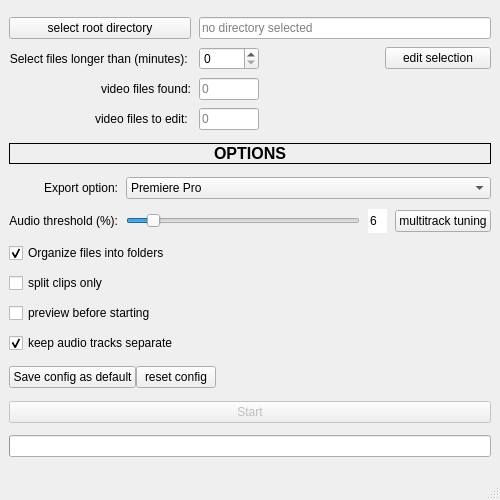
Before: the Qt Designer form UI/batchEditor.ui in fdllrs/batchEditor, drawn with Qt 5.
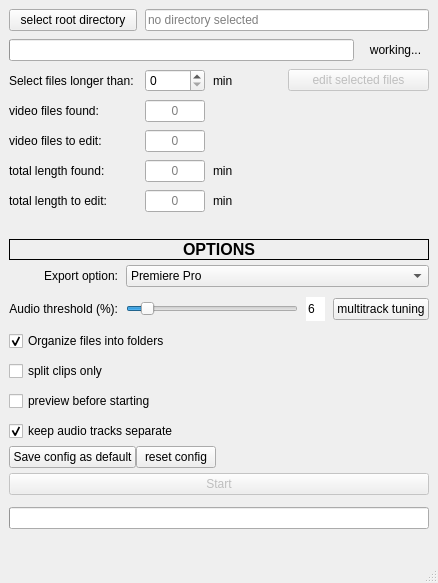
After: the same form once the commit is applied.

Commit message: length info labels working

Patch:
```diff
--- a/UI/batchEditor.ui
+++ b/UI/batchEditor.ui
@@ -6,8 +6,8 @@
    <rect>
     <x>0</x>
     <y>0</y>
-    <width>500</width>
-    <height>500</height>
+    <width>438</width>
+    <height>583</height>
    </rect>
   </property>
   <property name="windowTitle">
@@ -27,7 +27,7 @@
     <property name="verticalSpacing">
      <number>5</number>
     </property>
-    <item row="1" column="0">
+    <item row="2" column="0">
      <widget class="QLabel" name="optionsLabel">
       <property name="enabled">
        <bool>true</bool>
@@ -61,7 +61,23 @@
       </property>
      </widget>
     </item>
-    <item row="2" column="0">
+    <item row="1" column="0">
+     <spacer name="verticalSpacer">
+      <property name="orientation">
+       <enum>Qt::Orientation::Vertical</enum>
+      </property>
+      <property name="sizeType">
+       <enum>QSizePolicy::Policy::Maximum</enum>
+      </property>
+      <property name="sizeHint" stdset="0">
+       <size>
+        <width>20</width>
+        <height>40</height>
+       </size>
+      </property>
+     </spacer>
+    </item>
+    <item row="3" column="0">
      <layout class="QGridLayout" name="optionsGrid" columnstretch="0,0,0,0,0">
       <property name="horizontalSpacing">
        <number>8</number>
@@ -69,36 +85,6 @@
       <property name="verticalSpacing">
        <number>10</number>
       </property>
-      <item row="1" column="0">
-       <widget class="QLabel" name="exportForLabel">
-        <property name="text">
-         <string>Export option:</string>
-        </property>
-        <property name="alignment">
-         <set>Qt::AlignmentFlag::AlignRight|Qt::AlignmentFlag::AlignTrailing|Qt::AlignmentFlag::AlignVCenter</set>
-        </property>
-       </widget>
-      </item>
-      <item row="2" column="4">
-       <widget class="QPushButton" name="multitrackTuning">
-        <property name="sizePolicy">
-         <sizepolicy hsizetype="Minimum" vsizetype="Maximum">
-          <horstretch>0</horstretch>
-          <verstretch>0</verstretch>
-         </sizepolicy>
-        </property>
-        <property name="text">
-         <string>multitrack tuning</string>
-        </property>
-       </widget>
-      </item>
-      <item row="5" column="0" colspan="5">
-       <widget class="QCheckBox" name="preview">
-        <property name="text">
-         <string>preview before starting</string>
-        </property>
-       </widget>
-      </item>
       <item row="3" column="0" colspan="5">
        <widget class="QCheckBox" name="organizeIntoFolders">
         <property name="text">
@@ -112,44 +98,65 @@
         </property>
        </widget>
       </item>
-      <item row="1" column="1" colspan="4">
-       <widget class="QComboBox" name="exportSelector">
-        <item>
-         <property name="text">
-          <string>Premiere Pro</string>
-         </property>
-        </item>
-        <item>
-         <property name="text">
-          <string>Da Vinci Resolve</string>
-         </property>
-        </item>
-        <item>
-         <property name="text">
-          <string>Final Cut Pro</string>
-         </property>
-        </item>
-        <item>
-         <property name="text">
-          <string>ShotCut</string>
-         </property>
-        </item>
-        <item>
-         <property name="text">
-          <string>Kdenlive</string>
-         </property>
-        </item>
-        <item>
-         <property name="text">
-          <string>clip seuqence</string>
-         </property>
-        </item>
+      <item row="2" column="1" colspan="2">
+       <widget class="QSlider" name="audiothresholdSlider">
+        <property name="sizePolicy">
+         <sizepolicy hsizetype="Expanding" vsizetype="Fixed">
+          <horstretch>9</horstretch>
+          <verstretch>0</verstretch>
+         </sizepolicy>
+        </property>
+        <property name="mouseTracking">
+         <bool>false</bool>
+        </property>
+        <property name="tabletTracking">
+         <bool>false</bool>
+        </property>
+        <property name="contextMenuPolicy">
+         <enum>Qt::ContextMenuPolicy::DefaultContextMenu</enum>
+        </property>
+        <property name="acceptDrops">
+         <bool>false</bool>
+        </property>
+        <property name="autoFillBackground">
+         <bool>true</bool>
+        </property>
+        <property name="minimum">
+         <number>1</number>
+        </property>
+        <property name="maximum">
+         <number>100</number>
+        </property>
+        <property name="value">
+         <number>10</number>
+        </property>
+        <property name="sliderPosition">
+         <number>10</number>
+        </property>
+        <property name="orientation">
+         <enum>Qt::Orientation::Horizontal</enum>
+        </property>
+        <property name="invertedAppearance">
+         <bool>false</bool>
+        </property>
+        <property name="invertedControls">
+         <bool>false</bool>
+        </property>
+        <property name="tickPosition">
+         <enum>QSlider::TickPosition::NoTicks</enum>
+        </property>
+        <property name="tickInterval">
+         <number>10</number>
+        </property>
        </widget>
       </item>
-      <item row="4" column="0" colspan="5">
-       <widget class="QCheckBox" name="splitOnly">
+      <item row="1" column="0">
+       <widget class="QLabel" name="exportForLabel">
         <property name="text">
-         <string>split clips only</string>
+         <string>Export option:</string>
+        </property>
+        <property name="alignment">
+         <set>Qt::AlignmentFlag::AlignRight|Qt::AlignmentFlag::AlignTrailing|Qt::AlignmentFlag::AlignVCenter</set>
         </property>
        </widget>
       </item>
@@ -163,13 +170,10 @@
         </property>
        </widget>
       </item>
-      <item row="2" column="0">
-       <widget class="QLabel" name="audioThresholdLabel">
+      <item row="4" column="0" colspan="5">
+       <widget class="QCheckBox" name="splitOnly">
         <property name="text">
-         <string>Audio threshold (%):</string>
-        </property>
-        <property name="alignment">
-         <set>Qt::AlignmentFlag::AlignRight|Qt::AlignmentFlag::AlignTrailing|Qt::AlignmentFlag::AlignVCenter</set>
+         <string>split clips only</string>
         </property>
        </widget>
       </item>
@@ -225,91 +229,73 @@
         </property>
        </widget>
       </item>
-      <item row="2" column="1" colspan="2">
-       <widget class="QSlider" name="audiothresholdSlider">
+      <item row="1" column="1" colspan="4">
+       <widget class="QComboBox" name="exportSelector">
+        <item>
+         <property name="text">
+          <string>Premiere Pro</string>
+         </property>
+        </item>
+        <item>
+         <property name="text">
+          <string>Da Vinci Resolve</string>
+         </property>
+        </item>
+        <item>
+         <property name="text">
+          <string>Final Cut Pro</string>
+         </property>
+        </item>
+        <item>
+         <property name="text">
+          <string>ShotCut</string>
+         </property>
+        </item>
+        <item>
+         <property name="text">
+          <string>Kdenlive</string>
+         </property>
+        </item>
+        <item>
+         <property name="text">
+          <string>clip seuqence</string>
+         </property>
+        </item>
+       </widget>
+      </item>
+      <item row="5" column="0" colspan="5">
+       <widget class="QCheckBox" name="preview">
+        <property name="text">
+         <string>preview before starting</string>
+        </property>
+       </widget>
+      </item>
+      <item row="2" column="4">
+       <widget class="QPushButton" name="multitrackTuning">
         <property name="sizePolicy">
-         <sizepolicy hsizetype="Expanding" vsizetype="Fixed">
-          <horstretch>9</horstretch>
+         <sizepolicy hsizetype="Minimum" vsizetype="Maximum">
+          <horstretch>0</horstretch>
           <verstretch>0</verstretch>
          </sizepolicy>
         </property>
-        <property name="mouseTracking">
-         <bool>false</bool>
+        <property name="text">
+         <string>multitrack tuning</string>
         </property>
-        <property name="tabletTracking">
-         <bool>false</bool>
+       </widget>
+      </item>
+      <item row="2" column="0">
+       <widget class="QLabel" name="audioThresholdLabel">
+        <property name="text">
+         <string>Audio threshold (%):</string>
         </property>
-        <property name="contextMenuPolicy">
-         <enum>Qt::ContextMenuPolicy::DefaultContextMenu</enum>
-        </property>
-        <property name="acceptDrops">
-         <bool>false</bool>
-        </property>
-        <property name="autoFillBackground">
-         <bool>true</bool>
-        </property>
-        <property name="minimum">
-         <number>1</number>
-        </property>
-        <property name="maximum">
-         <number>100</number>
-        </property>
-        <property name="value">
-         <number>10</number>
-        </property>
-        <property name="sliderPosition">
-         <number>10</number>
-        </property>
-        <property name="orientation">
-         <enum>Qt::Orientation::Horizontal</enum>
-        </property>
-        <property name="invertedAppearance">
-         <bool>false</bool>
-        </property>
-        <property name="invertedControls">
-         <bool>false</bool>
-        </property>
-        <property name="tickPosition">
-         <enum>QSlider::TickPosition::NoTicks</enum>
-        </property>
-        <property name="tickInterval">
-         <number>10</number>
+        <property name="alignment">
+         <set>Qt::AlignmentFlag::AlignRight|Qt::AlignmentFlag::AlignTrailing|Qt::AlignmentFlag::AlignVCenter</set>
         </property>
        </widget>
       </item>
      </layout>
     </item>
     <item row="4" column="0">
-     <layout class="QVBoxLayout" name="StartGrid">
-      <property name="spacing">
-       <number>12</number>
-      </property>
-      <item>
-       <widget class="QPushButton" name="startButton">
-        <property name="enabled">
-         <bool>false</bool>
-        </property>
-        <property name="text">
-         <string>Start</string>
-        </property>
-       </widget>
-      </item>
-      <item>
-       <widget class="QProgressBar" name="progressBar">
-        <property name="acceptDrops">
-         <bool>false</bool>
-        </property>
-        <property name="value">
-         <number>0</number>
-        </property>
-        <property name="textVisible">
-         <bool>false</bool>
-        </property>
-       </widget>
-      </item>
-     </layout>
-    </item>
-    <item row="3" column="0">
      <layout class="QHBoxLayout" name="editConfigLayout">
       <property name="sizeConstraint">
        <enum>QLayout::SizeConstraint::SetFixedSize</enum>
@@ -355,70 +341,117 @@
       </item>
      </layout>
     </item>
+    <item row="5" column="0">
+     <layout class="QVBoxLayout" name="StartGrid">
+      <property name="spacing">
+       <number>12</number>
+      </property>
+      <item>
+       <widget class="QPushButton" name="startButton">
+        <property name="enabled">
+         <bool>false</bool>
+        </property>
+        <property name="text">
+         <string>Start</string>
+        </property>
+       </widget>
+      </item>
+      <item>
+       <widget class="QProgressBar" name="progressBar">
+        <property name="acceptDrops">
+         <bool>false</bool>
+        </property>
+        <property name="value">
+         <number>0</number>
+        </property>
+        <property name="textVisible">
+         <bool>false</bool>
+        </property>
+       </widget>
+      </item>
+      <item>
+       <spacer name="verticalSpacer_2">
+        <property name="orientation">
+         <enum>Qt::Orientation::Vertical</enum>
+        </property>
+        <property name="sizeHint" stdset="0">
+         <size>
+          <width>20</width>
+          <height>40</height>
+         </size>
+        </property>
+       </spacer>
+      </item>
+     </layout>
+    </item>
     <item row="0" column="0">
-     <layout class="QGridLayout" name="SelectionGrid" columnstretch="2,0,0,0">
+     <layout class="QGridLayout" name="SelectionGrid" rowstretch="0,0,0,0,0,0,0" columnstretch="1,2,0,0,0" columnminimumwidth="0,1,0,0,0">
       <property name="spacing">
        <number>8</number>
       </property>
-      <item row="2" column="1">
-       <widget class="QSpinBox" name="minLengthSpinbox">
+      <item row="2" column="2">
+       <widget class="QLabel" name="minLabel_3">
+        <property name="text">
+         <string>min</string>
+        </property>
+        <property name="alignment">
+         <set>Qt::AlignmentFlag::AlignLeading|Qt::AlignmentFlag::AlignLeft|Qt::AlignmentFlag::AlignVCenter</set>
+        </property>
+       </widget>
+      </item>
+      <item row="5" column="1">
+       <widget class="QLineEdit" name="totalLengthFoundSpinbox">
         <property name="maximumSize">
          <size>
           <width>60</width>
           <height>16777215</height>
          </size>
         </property>
+        <property name="alignment">
+         <set>Qt::AlignmentFlag::AlignCenter</set>
+        </property>
+        <property name="readOnly">
+         <bool>true</bool>
+        </property>
+        <property name="placeholderText">
+         <string>0</string>
+        </property>
        </widget>
       </item>
-      <item row="2" column="0">
-       <widget class="QLabel" name="filesLongerThanLabel">
-        <property name="sizePolicy">
-         <sizepolicy hsizetype="Fixed" vsizetype="Preferred">
-          <horstretch>0</horstretch>
-          <verstretch>0</verstretch>
-         </sizepolicy>
+      <item row="5" column="0">
+       <widget class="QLabel" name="totalLengthFoundLabel">
+        <property name="text">
+         <string>total length found: </string>
         </property>
+        <property name="alignment">
+         <set>Qt::AlignmentFlag::AlignLeading|Qt::AlignmentFlag::AlignLeft|Qt::AlignmentFlag::AlignVCenter</set>
+        </property>
+       </widget>
+      </item>
+      <item row="4" column="0">
+       <widget class="QLabel" name="videoFilesToEditLabel">
         <property name="text">
-         <string>Select files longer than (minutes): </string>
+         <string>video files to edit: </string>
         </property>
         <property name="alignment">
-         <set>Qt::AlignmentFlag::AlignRight|Qt::AlignmentFlag::AlignTrailing|Qt::AlignmentFlag::AlignVCenter</set>
+         <set>Qt::AlignmentFlag::AlignLeading|Qt::AlignmentFlag::AlignLeft|Qt::AlignmentFlag::AlignVCenter</set>
         </property>
        </widget>
       </item>
-      <item row="2" column="3">
-       <widget class="QPushButton" name="editSelectedFilesButton">
+      <item row="6" column="1">
+       <widget class="QLineEdit" name="totalLengthToEditSpinbox">
         <property name="enabled">
          <bool>true</bool>
         </property>
-        <property name="sizePolicy">
-         <sizepolicy hsizetype="Expanding" vsizetype="Fixed">
-          <horstretch>0</horstretch>
-          <verstretch>0</verstretch>
-         </sizepolicy>
-        </property>
-        <property name="text">
-         <string>edit selection</string>
-        </property>
-        <property name="checkable">
-         <bool>false</bool>
-        </property>
-        <property name="checked">
-         <bool>false</bool>
-        </property>
-        <property name="flat">
-         <bool>false</bool>
-        </property>
-       </widget>
-      </item>
-      <item row="4" column="1">
-       <widget class="QLineEdit" name="filesFoundLabel">
         <property name="maximumSize">
          <size>
           <width>60</width>
           <height>16777215</height>
          </size>
         </property>
+        <property name="alignment">
+         <set>Qt::AlignmentFlag::AlignCenter</set>
+        </property>
         <property name="readOnly">
          <bool>true</bool>
         </property>
@@ -427,7 +460,7 @@
         </property>
        </widget>
       </item>
-      <item row="0" column="1" colspan="3">
+      <item row="0" column="1" colspan="4">
        <widget class="QLineEdit" name="rootDirectoryLabel">
         <property name="readOnly">
          <bool>true</bool>
@@ -440,6 +473,55 @@
         </property>
        </widget>
       </item>
+      <item row="3" column="0">
+       <widget class="QLabel" name="videoFilesFoundLabel">
+        <property name="text">
+         <string>video files found:</string>
+        </property>
+        <property name="alignment">
+         <set>Qt::AlignmentFlag::AlignLeading|Qt::AlignmentFlag::AlignLeft|Qt::AlignmentFlag::AlignVCenter</set>
+        </property>
+       </widget>
+      </item>
+      <item row="4" column="1">
+       <widget class="QLineEdit" name="filesToEditSpinbox">
+        <property name="maximumSize">
+         <size>
+          <width>60</width>
+          <height>16777215</height>
+         </size>
+        </property>
+        <property name="alignment">
+         <set>Qt::AlignmentFlag::AlignCenter</set>
+        </property>
+        <property name="readOnly">
+         <bool>true</bool>
+        </property>
+        <property name="placeholderText">
+         <string>0</string>
+        </property>
+       </widget>
+      </item>
+      <item row="6" column="2">
+       <widget class="QLabel" name="minLabel_2">
+        <property name="text">
+         <string>min</string>
+        </property>
+        <property name="alignment">
+         <set>Qt::AlignmentFlag::AlignLeading|Qt::AlignmentFlag::AlignLeft|Qt::AlignmentFlag::AlignVCenter</set>
+        </property>
+       </widget>
+      </item>
+      <item row="5" column="2">
+       <widget class="QLabel" name="minLabel">
+        <property name="text">
+         <string>min</string>
+        </property>
+        <property name="alignment">
+         <set>Qt::AlignmentFlag::AlignLeading|Qt::AlignmentFlag::AlignLeft|Qt::AlignmentFlag::AlignVCenter</set>
+        </property>
+       </widget>
+      </item>
       <item row="0" column="0">
        <widget class="QPushButton" name="selectRootDirectoryButton">
         <property name="text">
@@ -447,65 +529,130 @@
         </property>
        </widget>
       </item>
-      <item row="2" column="2">
-       <spacer name="horizontalSpacer_2">
-        <property name="orientation">
-         <enum>Qt::Orientation::Horizontal</enum>
+      <item row="2" column="1">
+       <widget class="QSpinBox" name="minLengthSpinbox">
+        <property name="sizePolicy">
+         <sizepolicy hsizetype="Maximum" vsizetype="Fixed">
+          <horstretch>0</horstretch>
+          <verstretch>0</verstretch>
+         </sizepolicy>
         </property>
-        <property name="sizeType">
-         <enum>QSizePolicy::Policy::Fixed</enum>
-        </property>
-        <property name="sizeHint" stdset="0">
+        <property name="minimumSize">
          <size>
-          <width>110</width>
-          <height>16</height>
+          <width>60</width>
+          <height>0</height>
          </size>
         </property>
-       </spacer>
-      </item>
-      <item row="4" column="0">
-       <widget class="QLabel" name="videoFilesFoundLabel">
-        <property name="text">
-         <string>video files found:</string>
-        </property>
-        <property name="alignment">
-         <set>Qt::AlignmentFlag::AlignRight|Qt::AlignmentFlag::AlignTrailing|Qt::AlignmentFlag::AlignVCenter</set>
-        </property>
-       </widget>
-      </item>
-      <item row="5" column="0">
-       <widget class="QLabel" name="videoFilesToEditLabel">
-        <property name="text">
-         <string>video files to edit: </string>
-        </property>
-        <property name="alignment">
-         <set>Qt::AlignmentFlag::AlignRight|Qt::AlignmentFlag::AlignTrailing|Qt::AlignmentFlag::AlignVCenter</set>
-        </property>
-       </widget>
-      </item>
-      <item row="5" column="1">
-       <widget class="QLineEdit" name="filesToEditLabel">
         <property name="maximumSize">
          <size>
           <width>60</width>
           <height>16777215</height>
          </size>
         </property>
-        <property name="readOnly">
-         <bool>true</bool>
+        <property name="minimum">
+         <number>0</number>
         </property>
-        <property name="placeholderText">
-         <string>0</string>
+        <property name="maximum">
+         <number>9999</number>
         </property>
        </widget>
       </item>
-      <item row="4" column="2">
-       <widget class="QLabel" name="videoFilesFoundHelpText">
+      <item row="2" column="0">
+       <widget class="QLabel" name="filesLongerThanLabel">
+        <property name="sizePolicy">
+         <sizepolicy hsizetype="Fixed" vsizetype="Preferred">
+          <horstretch>0</horstretch>
+          <verstretch>0</verstretch>
+         </sizepolicy>
+        </property>
         <property name="text">
+         <string>Select files longer than: </string>
+        </property>
+        <property name="alignment">
+         <set>Qt::AlignmentFlag::AlignLeading|Qt::AlignmentFlag::AlignLeft|Qt::AlignmentFlag::AlignVCenter</set>
+        </property>
+       </widget>
+      </item>
+      <item row="6" column="0">
+       <widget class="QLabel" name="totalLengthToEditLabel">
+        <property name="text">
+         <string>total length to edit: </string>
+        </property>
+        <property name="alignment">
+         <set>Qt::AlignmentFlag::AlignLeading|Qt::AlignmentFlag::AlignLeft|Qt::AlignmentFlag::AlignVCenter</set>
+        </property>
+       </widget>
+      </item>
+      <item row="2" column="3" colspan="2">
+       <widget class="QPushButton" name="editSelectedFilesButton">
+        <property name="enabled">
+         <bool>false</bool>
+        </property>
+        <property name="sizePolicy">
+         <sizepolicy hsizetype="Expanding" vsizetype="Fixed">
+          <horstretch>0</horstretch>
+          <verstretch>0</verstretch>
+         </sizepolicy>
+        </property>
+        <property name="text">
+         <string>edit selected files</string>
+        </property>
+        <property name="checkable">
+         <bool>false</bool>
+        </property>
+        <property name="checked">
+         <bool>false</bool>
+        </property>
+        <property name="flat">
+         <bool>false</bool>
+        </property>
+       </widget>
+      </item>
+      <item row="1" column="4">
+       <widget class="QLabel" name="progressBarLabel">
+        <property name="text">
+         <string>working...</string>
+        </property>
+        <property name="alignment">
+         <set>Qt::AlignmentFlag::AlignCenter</set>
+        </property>
+       </widget>
+      </item>
+      <item row="1" column="0" colspan="4">
+       <widget class="QProgressBar" name="foundFilesProgressBar">
+        <property name="acceptDrops">
+         <bool>false</bool>
+        </property>
+        <property name="value">
+         <number>0</number>
+        </property>
+        <property name="textVisible">
+         <bool>false</bool>
+        </property>
+        <property name="format">
          <string/>
         </property>
        </widget>
       </item>
+      <item row="3" column="1">
+       <widget class="QLineEdit" name="filesFoundSpinbox">
+        <property name="maximumSize">
+         <size>
+          <width>60</width>
+          <height>16777215</height>
+         </size>
+        </property>
+        <property name="alignment">
+         <set>Qt::AlignmentFlag::AlignCenter</set>
+        </property>
+        <property name="readOnly">
+         <bool>true</bool>
+        </property>
+        <property name="placeholderText">
+         <string>0</string>
+        </property>
+       </widget>
+      </item>
      </layout>
     </item>
    </layout>
```
The commit also changes 3 other files.
